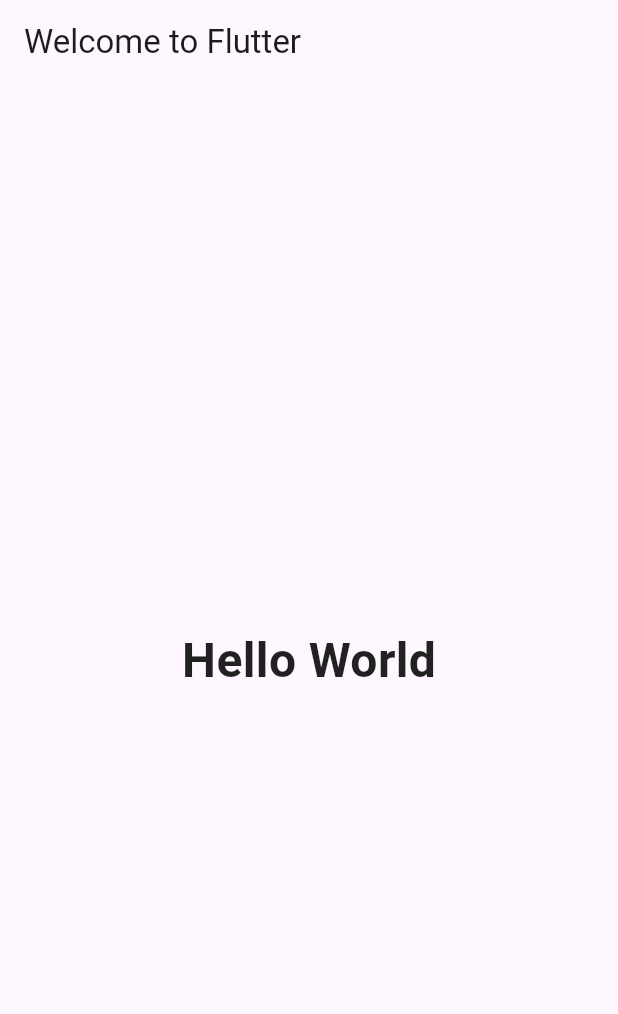
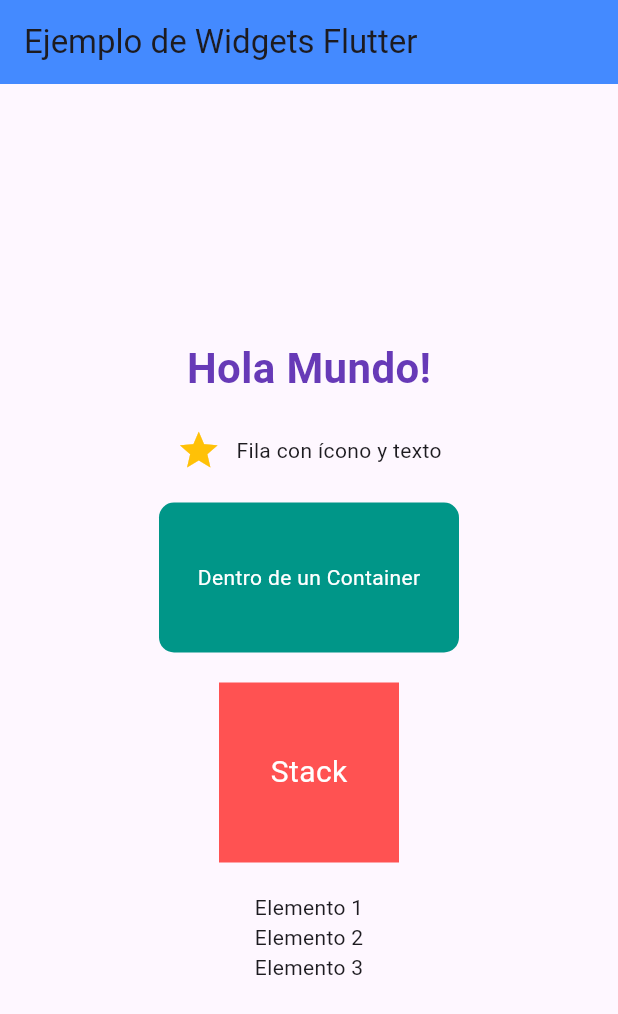
Before and after one commit to cubasmx/webflix, a Flutter app: the screen it shows after launch, on a phone screen of 412 x 824 dp. Shown: the top 1014 px of the screen. Run offline on Flutter 3.47's test engine with Material 3 defaults, Android fonts, the phone set to English and light mode, and no system bars.

Commit message:
Implementación de widgets básicos

```diff
--- a/lib/main.dart
+++ b/lib/main.dart
@@ -8,19 +8,84 @@ class MyApp extends StatelessWidget {
   @override
   Widget build(BuildContext context) {
     return MaterialApp(
-      title: 'Welcome to Flutter',
+      title: 'Widgets básicos',
       home: Scaffold(
         appBar: AppBar(
-          title: const Text('Welcome to Flutter'),
+          title: const Text('Ejemplo de Widgets Flutter'),
+          backgroundColor: Colors.blueAccent,
         ),
-        body: const Center(
-          child: Text(
-            'Hello World',
-            style: TextStyle(
-              fontSize: 32,
-              fontWeight: FontWeight.bold,
-              color: Colors.black87,
-            ),
+        body: Center(
+          child: Column(
+            mainAxisAlignment: MainAxisAlignment.center,
+            children: [
+              // 1. Text
+              const Text(
+                'Hola Mundo!',
+                style: TextStyle(
+                  fontSize: 28,
+                  fontWeight: FontWeight.bold,
+                  color: Colors.deepPurple,
+                ),
+              ),
+
+              const SizedBox(height: 20),
+
+              // 2. Row
+              Row(
+                mainAxisAlignment: MainAxisAlignment.center,
+                children: const [
+                  Icon(Icons.star, color: Colors.amber, size: 30),
+                  SizedBox(width: 10),
+                  Text('Fila con ícono y texto'),
+                ],
+              ),
+
+              const SizedBox(height: 20),
+
+              // 3. Container
+              Container(
+                width: 200,
+                height: 100,
+                alignment: Alignment.center,
+                decoration: BoxDecoration(
+                  color: Colors.teal,
+                  borderRadius: BorderRadius.circular(10),
+                ),
+                child: const Text(
+                  'Dentro de un Container',
+                  style: TextStyle(color: Colors.white),
+                ),
+              ),
+
+              const SizedBox(height: 20),
+
+              // 4. Stack
+              Stack(
+                alignment: Alignment.center,
+                children: [
+                  Container(
+                    width: 120,
+                    height: 120,
+                    color: Colors.redAccent,
+                  ),
+                  const Text(
+                    'Stack',
+                    style: TextStyle(color: Colors.white, fontSize: 20),
+                  ),
+                ],
+              ),
+
+              const SizedBox(height: 20),
+
+              // 5. Otro ejemplo con Column anidada
+              Column(
+                children: const [
+                  Text('Elemento 1'),
+                  Text('Elemento 2'),
+                  Text('Elemento 3'),
+                ],
+              ),
+            ],
           ),
         ),
       ),
```
